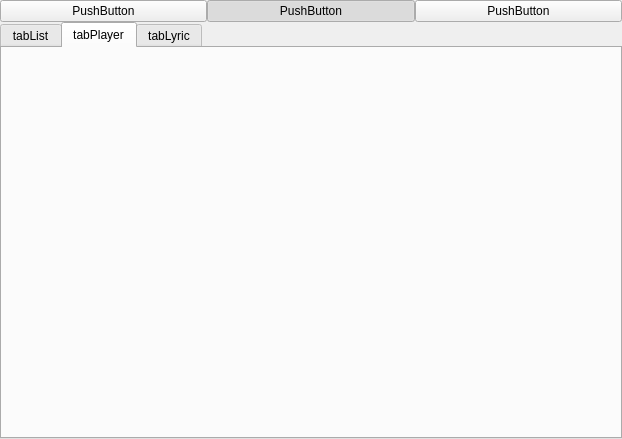
The window that OnePlayer.ui (Maxwell-Lyu/OnePlayer) describes before a commit, drawn with Qt 5.
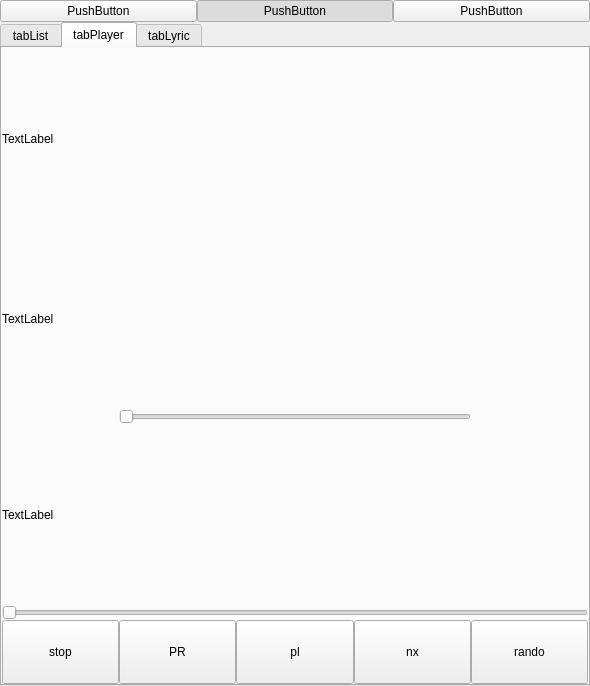
The same window after the commit.

Commit message: add: button for Player

What changed in the file:
```diff
--- a/OnePlayer.ui
+++ b/OnePlayer.ui
@@ -6,8 +6,8 @@
    <rect>
     <x>0</x>
     <y>0</y>
-    <width>622</width>
-    <height>439</height>
+    <width>590</width>
+    <height>686</height>
    </rect>
   </property>
   <property name="sizePolicy">
@@ -48,7 +48,36 @@
        <bool>true</bool>
       </property>
       <attribute name="buttonGroup">
-       <string notr="true">buttonGroup</string>
+       <string notr="true">buttonGroupTab</string>
+      </attribute>
+     </widget>
+    </item>
+    <item row="0" column="0">
+     <widget class="QPushButton" name="btnList">
+      <property name="text">
+       <string>PushButton</string>
+      </property>
+      <property name="checkable">
+       <bool>true</bool>
+      </property>
+      <attribute name="buttonGroup">
+       <string notr="true">buttonGroupTab</string>
+      </attribute>
+     </widget>
+    </item>
+    <item row="0" column="1">
+     <widget class="QPushButton" name="btnPlayer">
+      <property name="text">
+       <string>PushButton</string>
+      </property>
+      <property name="checkable">
+       <bool>true</bool>
+      </property>
+      <property name="checked">
+       <bool>true</bool>
+      </property>
+      <attribute name="buttonGroup">
+       <string notr="true">buttonGroupTab</string>
       </attribute>
      </widget>
     </item>
@@ -121,6 +150,106 @@
         <property name="spacing">
          <number>0</number>
         </property>
+        <item row="3" column="0" colspan="5">
+         <widget class="QLabel" name="labelAlbum">
+          <property name="text">
+           <string>TextLabel</string>
+          </property>
+         </widget>
+        </item>
+        <item row="5" column="2">
+         <widget class="QPushButton" name="btnPlay">
+          <property name="minimumSize">
+           <size>
+            <width>0</width>
+            <height>64</height>
+           </size>
+          </property>
+          <property name="text">
+           <string>pl</string>
+          </property>
+         </widget>
+        </item>
+        <item row="5" column="3">
+         <widget class="QPushButton" name="btnNext">
+          <property name="minimumSize">
+           <size>
+            <width>0</width>
+            <height>64</height>
+           </size>
+          </property>
+          <property name="text">
+           <string>nx</string>
+          </property>
+         </widget>
+        </item>
+        <item row="5" column="4">
+         <widget class="QPushButton" name="btnRand">
+          <property name="minimumSize">
+           <size>
+            <width>0</width>
+            <height>64</height>
+           </size>
+          </property>
+          <property name="text">
+           <string>rando</string>
+          </property>
+         </widget>
+        </item>
+        <item row="4" column="0" colspan="5">
+         <widget class="QSlider" name="sliderProgress">
+          <property name="orientation">
+           <enum>Qt::Horizontal</enum>
+          </property>
+         </widget>
+        </item>
+        <item row="2" column="1" colspan="3">
+         <widget class="QSlider" name="sliderVolume">
+          <property name="orientation">
+           <enum>Qt::Horizontal</enum>
+          </property>
+         </widget>
+        </item>
+        <item row="5" column="1">
+         <widget class="QPushButton" name="btnPrev">
+          <property name="minimumSize">
+           <size>
+            <width>0</width>
+            <height>64</height>
+           </size>
+          </property>
+          <property name="text">
+           <string>PR</string>
+          </property>
+         </widget>
+        </item>
+        <item row="1" column="0" colspan="5">
+         <widget class="QLabel" name="labelArtist">
+          <property name="text">
+           <string>TextLabel</string>
+          </property>
+         </widget>
+        </item>
+        <item row="5" column="0">
+         <widget class="QPushButton" name="btnStop">
+          <property name="minimumSize">
+           <size>
+            <width>0</width>
+            <height>64</height>
+           </size>
+          </property>
+          <property name="text">
+           <string>stop</string>
+          </property>
+         </widget>
+        </item>
+        <item row="0" column="0" colspan="5">
+         <widget class="QLabel" name="labelSong">
+          <property name="text">
+           <string>TextLabel</string>
+          </property>
+         </widget>
+        </item>
        </layout>
       </widget>
       <widget class="QWidget" name="tabLyric">
@@ -154,35 +283,6 @@
       </widget>
      </widget>
     </item>
-    <item row="0" column="1">
-     <widget class="QPushButton" name="pushButtonPlayer">
-      <property name="text">
-       <string>PushButton</string>
-      </property>
-      <property name="checkable">
-       <bool>true</bool>
-      </property>
-      <property name="checked">
-       <bool>true</bool>
-      </property>
-      <attribute name="buttonGroup">
-       <string notr="true">buttonGroup</string>
-      </attribute>
-     </widget>
-    </item>
-    <item row="0" column="0">
-     <widget class="QPushButton" name="pushButtonList">
-      <property name="text">
-       <string>PushButton</string>
-      </property>
-      <property name="checkable">
-       <bool>true</bool>
-      </property>
-      <attribute name="buttonGroup">
-       <string notr="true">buttonGroup</string>
-      </attribute>
-     </widget>
-    </item>
    </layout>
   </widget>
  </widget>
```
Left out of the diff: 21 changed lines with no effect on the pictures. The commit also changes 4 other files.
